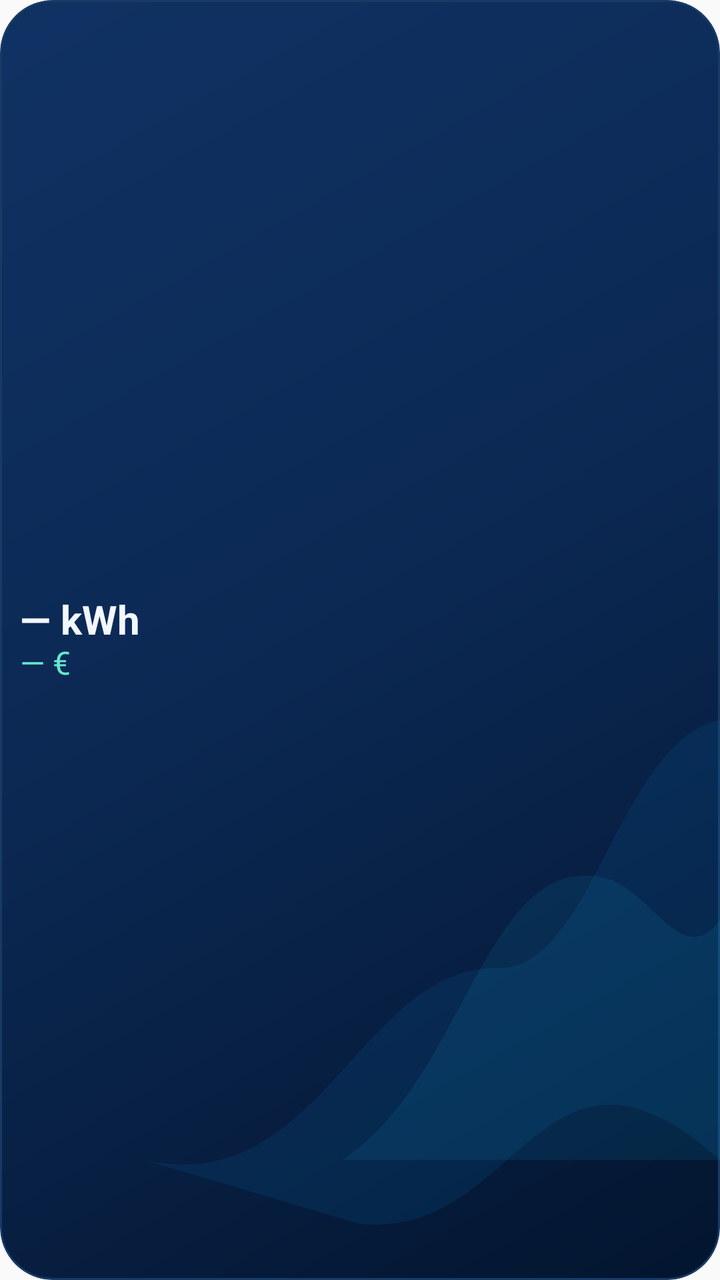
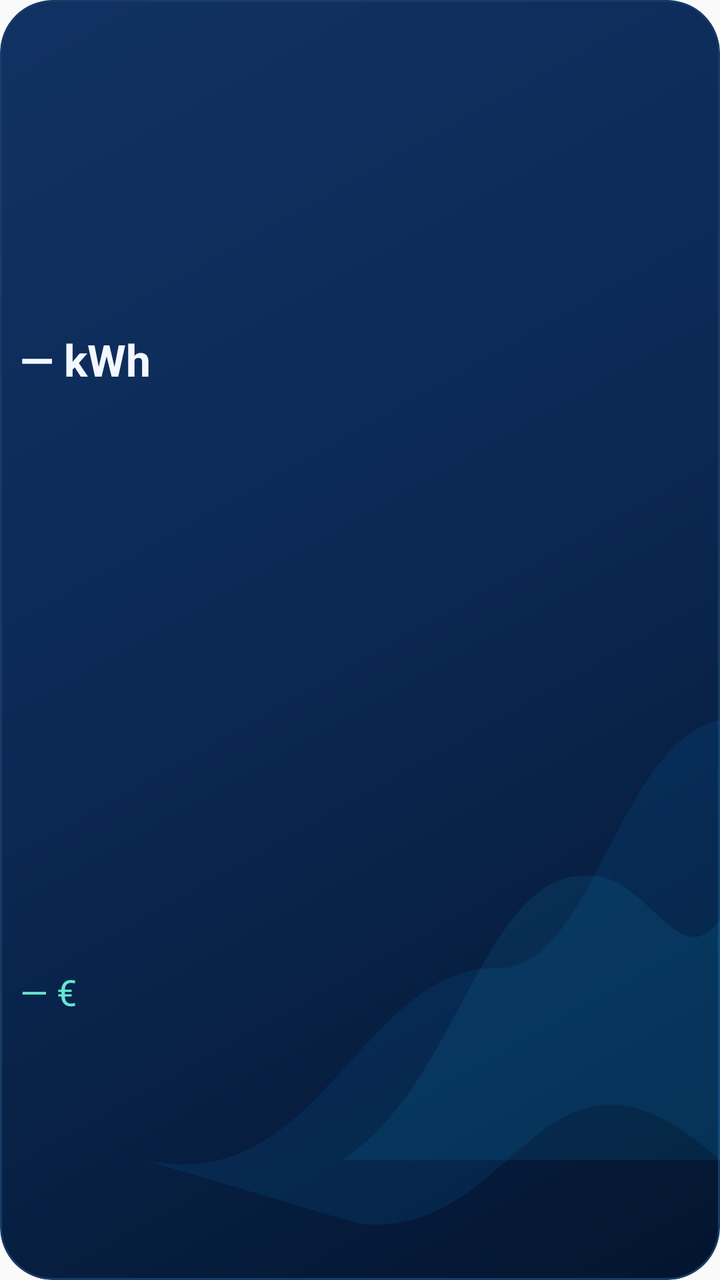

An Android layout rendered at two revisions. The XML below is the earlier revision; the diff shows what the commit changed to produce the second picture.
<!-- AndroidManifest.xml: application theme android:Theme.Material.Light.NoActionBar -->
<!-- res/layout/costoluce_widget_stats.xml -->
<?xml version="1.0" encoding="utf-8"?>
<LinearLayout xmlns:android="http://schemas.android.com/apk/res/android" android:id="@+id/widget_small_root" android:layout_width="match_parent" android:layout_height="match_parent" android:orientation="horizontal" android:gravity="center_vertical" android:background="@drawable/costoluce_widget_bg" android:clipToOutline="true" android:paddingLeft="10dp" android:paddingRight="10dp" android:paddingTop="4dp" android:paddingBottom="4dp">
  <LinearLayout android:layout_width="0dp" android:layout_weight="1" android:layout_height="match_parent" android:orientation="vertical" android:gravity="center_vertical">
  <TextView android:id="@+id/widget_small_kwh" android:layout_width="match_parent" android:layout_height="wrap_content" android:text="— kWh" android:textColor="#F3F7FF" android:textSize="20sp" android:textStyle="bold" android:includeFontPadding="false" android:maxLines="1" android:ellipsize="end" />
  <TextView android:id="@+id/widget_small_cost" android:layout_width="match_parent" android:layout_height="wrap_content" android:text="— €" android:textColor="#64E7CF" android:textSize="16sp" android:includeFontPadding="false" android:maxLines="1" android:ellipsize="end" />
  </LinearLayout>
  <TextView android:id="@+id/widget_small_refresh" android:layout_width="48dp" android:layout_height="48dp" android:layout_gravity="center_vertical" android:layout_marginLeft="4dp" android:gravity="center" android:background="@drawable/costoluce_widget_refresh_bg" android:text="↻" android:textColor="#F3F7FF" android:textSize="26sp" android:contentDescription="Aggiorna Enel in background" android:clickable="true" android:focusable="true" android:visibility="gone" />
</LinearLayout>
<!-- resources referenced by this layout -->
<resources>
  <!-- drawable costoluce_widget_bg (drawable) -->
  <layer-list xmlns:android="http://schemas.android.com/apk/res/android"><item><shape><gradient android:angle="135" android:startColor="#03152F" android:centerColor="#0B2852" android:endColor="#103264"/><corners android:radius="26dp"/><stroke android:width="1dp" android:color="#173B65"/></shape></item>
  <item><vector android:width="1dp" android:height="1dp" android:viewportWidth="400" android:viewportHeight="320"><path android:fillColor="#0A75BB" android:fillAlpha="0.14" android:pathData="M80,290 C180,300 200,240 280,242 C330,240 345,185 400,180 L400,290 C300,250 290,310 200,306 Z"/><path android:fillColor="#1498C8" android:fillAlpha="0.12" android:pathData="M190,290 C260,270 270,210 340,220 C365,225 380,242 400,230 L400,290 Z"/></vector></item></layer-list>
  <!-- drawable costoluce_widget_refresh_bg (drawable) -->
  <?xml version="1.0" encoding="utf-8"?>
  <shape xmlns:android="http://schemas.android.com/apk/res/android" android:shape="rectangle">
      <gradient android:angle="270" android:startColor="#265FAD" android:endColor="#173E79"/>
      <corners android:radius="15dp"/>
      <stroke android:width="1dp" android:color="#4C8DD8"/>
  </shape>
</resources>

<!-- the commit's change to res/layout/costoluce_widget_stats.xml (unified diff, before → after) -->
@@ -1,8 +1,8 @@
 <?xml version="1.0" encoding="utf-8"?>
 <LinearLayout xmlns:android="http://schemas.android.com/apk/res/android" android:id="@+id/widget_small_root" android:layout_width="match_parent" android:layout_height="match_parent" android:orientation="horizontal" android:gravity="center_vertical" android:background="@drawable/costoluce_widget_bg" android:clipToOutline="true" android:paddingLeft="10dp" android:paddingRight="10dp" android:paddingTop="4dp" android:paddingBottom="4dp">
   <LinearLayout android:layout_width="0dp" android:layout_weight="1" android:layout_height="match_parent" android:orientation="vertical" android:gravity="center_vertical">
-  <TextView android:id="@+id/widget_small_kwh" android:layout_width="match_parent" android:layout_height="wrap_content" android:text="— kWh" android:textColor="#F3F7FF" android:textSize="20sp" android:textStyle="bold" android:includeFontPadding="false" android:maxLines="1" android:ellipsize="end" />
-  <TextView android:id="@+id/widget_small_cost" android:layout_width="match_parent" android:layout_height="wrap_content" android:text="— €" android:textColor="#64E7CF" android:textSize="16sp" android:includeFontPadding="false" android:maxLines="1" android:ellipsize="end" />
+  <TextView android:id="@+id/widget_small_kwh" android:layout_width="match_parent" android:layout_height="0dp" android:layout_weight="0.56" android:gravity="center_vertical" android:text="— kWh" android:textColor="#F3F7FF" android:textSize="20sp" android:textStyle="bold" android:includeFontPadding="false" android:fontFamily="sans-serif" android:autoSizeTextType="uniform" android:autoSizeMinTextSize="8sp" android:autoSizeMaxTextSize="22sp" android:autoSizeStepGranularity="1sp" android:maxLines="1" android:ellipsize="end" />
+  <TextView android:id="@+id/widget_small_cost" android:layout_width="match_parent" android:layout_height="0dp" android:layout_weight="0.44" android:gravity="center_vertical" android:text="— €" android:textColor="#64E7CF" android:textSize="16sp" android:includeFontPadding="false" android:fontFamily="sans-serif" android:autoSizeTextType="uniform" android:autoSizeMinTextSize="8sp" android:autoSizeMaxTextSize="18sp" android:autoSizeStepGranularity="1sp" android:maxLines="1" android:ellipsize="end" />
   </LinearLayout>
   <TextView android:id="@+id/widget_small_refresh" android:layout_width="48dp" android:layout_height="48dp" android:layout_gravity="center_vertical" android:layout_marginLeft="4dp" android:gravity="center" android:background="@drawable/costoluce_widget_refresh_bg" android:text="↻" android:textColor="#F3F7FF" android:textSize="26sp" android:contentDescription="Aggiorna Enel in background" android:clickable="true" android:focusable="true" android:visibility="gone" />
 </LinearLayout>
